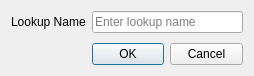
Qt form ui/wizard/ui_lookup_entity.ui (gltn/stdm) before a commit.
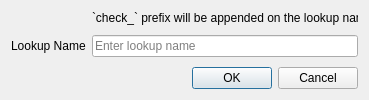
The same form after that commit.

Commit message: Placed default max length to Varying text column

```diff
--- a/ui/wizard/ui_lookup_entity.ui
+++ b/ui/wizard/ui_lookup_entity.ui
@@ -6,8 +6,8 @@
    <rect>
     <x>0</x>
     <y>0</y>
-    <width>254</width>
-    <height>71</height>
+    <width>363</width>
+    <height>94</height>
    </rect>
   </property>
   <property name="windowTitle">
@@ -17,7 +17,7 @@
    <property name="verticalSpacing">
     <number>10</number>
    </property>
-   <item row="0" column="0">
+   <item row="1" column="0">
     <widget class="QLabel" name="label">
      <property name="minimumSize">
       <size>
@@ -30,14 +30,14 @@
      </property>
     </widget>
    </item>
-   <item row="0" column="1">
+   <item row="1" column="1">
     <widget class="QLineEdit" name="edtName">
      <property name="placeholderText">
       <string>Enter lookup name</string>
      </property>
     </widget>
    </item>
-   <item row="1" column="1">
+   <item row="2" column="1">
     <widget class="QDialogButtonBox" name="buttonBox">
      <property name="orientation">
       <enum>Qt::Horizontal</enum>
@@ -47,6 +47,13 @@
      </property>
     </widget>
    </item>
+   <item row="0" column="1">
+    <widget class="QLabel" name="label_2">
+     <property name="text">
+      <string>`check_` prefix will be appended on the lookup name</string>
+     </property>
+    </widget>
+   </item>
   </layout>
  </widget>
  <resources/>
```
The commit also changes 5 other files.
